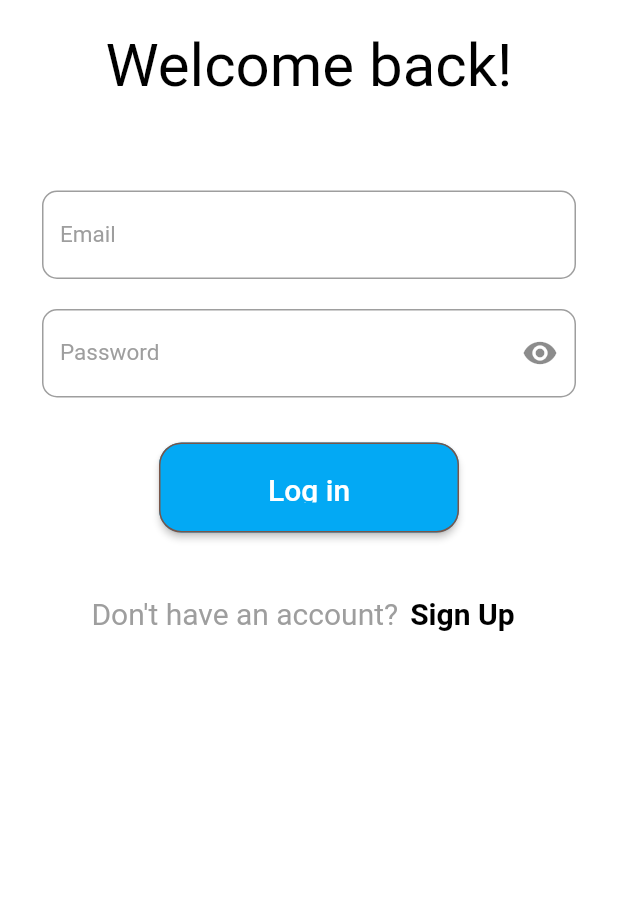
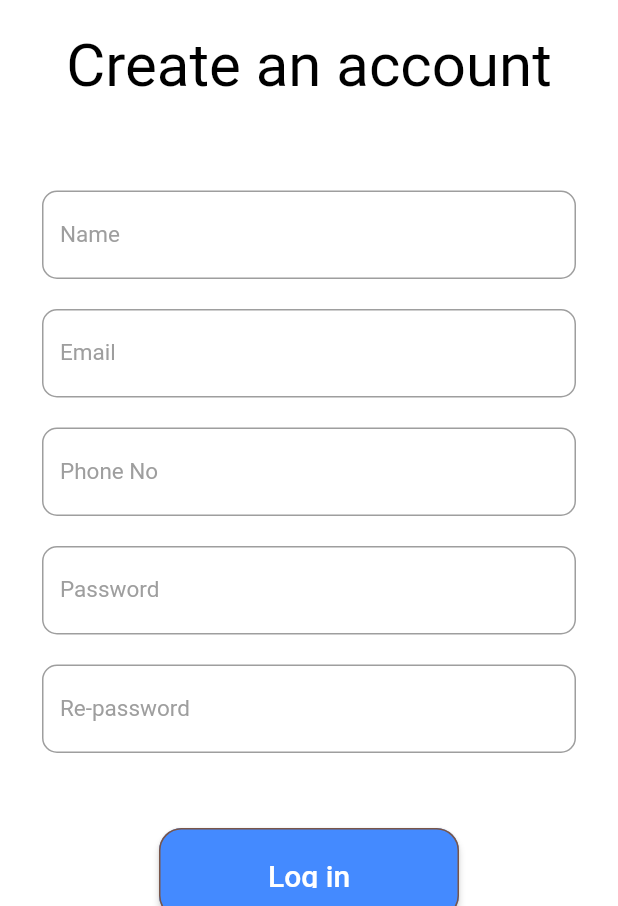
Before and after one commit to EftiarHKhan/my_protfolio, a Flutter app: the screen it shows after launch, after a tap on "Sign Up", on a phone screen of 412 x 824 dp, the part 330-1236 px from its top. Run offline on Flutter 3.47's test engine with Material 2 defaults, Android fonts, the phone set to English and light mode, and no system bars; our stand-ins replace get.

Commit message:
add signup page

```diff
--- a/lib/pages/login_page.dart
+++ b/lib/pages/login_page.dart
@@ -1,4 +1,6 @@
 import 'package:flutter/material.dart';
+import 'package:get/get.dart';
+import 'package:my_protfolio/pages/signup_page.dart';
 
 class LoginPage extends StatefulWidget {
   const LoginPage({Key? key}) : super(key: key);
@@ -132,9 +134,7 @@ class _LoginPageState extends State<LoginPage> {
                             ),
                           ),
                           TextButton(
-                              onPressed: (){
-
-                              },
+                              onPressed: () => Get.to(()=>const SignupPage()),
                               child: const Text(
                             "Sign Up",
                             style: TextStyle(
--- a/lib/pages/signup_page.dart
+++ b/lib/pages/signup_page.dart
@@ -0,0 +1,189 @@
+import 'package:flutter/material.dart';
+import 'package:get/get.dart';
+import 'package:my_protfolio/pages/login_page.dart';
+
+class SignupPage extends StatefulWidget {
+  const SignupPage({Key? key}) : super(key: key);
+
+  @override
+  State<SignupPage> createState() => _SignupPageState();
+}
+
+class _SignupPageState extends State<SignupPage> {
+  @override
+  Widget build(BuildContext context) {
+    return Scaffold(
+      backgroundColor: Colors.white,
+      body: SingleChildScrollView(
+        child: SafeArea(
+          child: Padding(
+            padding: const EdgeInsets.all(20.0),
+            child: Column(
+              children: [
+                Image.asset("images/Logo.png"),
+                const SizedBox(
+                  height: 20,
+                ),
+                const Text(
+                  "Create an account",
+                  style: TextStyle(
+                    color: Colors.black,
+                    fontSize: 40,
+                  ),
+                ),
+                const SizedBox(
+                  height: 30,
+                ),
+                Padding(
+                  padding: const EdgeInsets.only(top: 30, right: 8, left: 8),
+                  child: Column(
+                    children: [
+                      TextField(
+                        decoration: InputDecoration(
+                          labelText: 'Name',
+                          labelStyle: const TextStyle(
+                            color: Colors.grey,
+                            fontSize: 15.0,
+                          ),
+                          border: OutlineInputBorder(
+                            borderRadius: BorderRadius.circular(10.0),
+                            borderSide:
+                            const BorderSide(width: 3, color: Colors.black),
+                          ),
+                        ),
+                      ),
+                      const SizedBox(
+                        height: 20,
+                      ),
+                      TextField(
+                        decoration: InputDecoration(
+                          labelText: 'Email',
+                          labelStyle: const TextStyle(
+                            color: Colors.grey,
+                            fontSize: 15.0,
+                          ),
+                          border: OutlineInputBorder(
+                            borderRadius: BorderRadius.circular(10.0),
+                            borderSide:
+                            const BorderSide(width: 3, color: Colors.black),
+                          ),
+                        ),
+                      ),
+                      const SizedBox(
+                        height: 20,
+                      ),
+                      TextField(
+                        decoration: InputDecoration(
+                          labelText: 'Phone No',
+                          labelStyle: const TextStyle(
+                            color: Colors.grey,
+                            fontSize: 15.0,
+                          ),
+                          border: OutlineInputBorder(
+                            borderRadius: BorderRadius.circular(10.0),
+                            borderSide:
+                            const BorderSide(width: 3, color: Colors.black),
+                          ),
+                        ),
+                      ),
+                      const SizedBox(
+                        height: 20,
+                      ),
+                      TextField(
+                        decoration: InputDecoration(
+                          labelText: 'Password',
+                          labelStyle: const TextStyle(
+                            color: Colors.grey,
+                            fontSize: 15.0,
+                          ),
+                          border: OutlineInputBorder(
+                            borderRadius: BorderRadius.circular(10.0),
+                            borderSide:
+                            const BorderSide(width: 3, color: Colors.black),
+                          ),
+                        ),
+                      ),
+                      const SizedBox(
+                        height: 20,
+                      ),
+                      TextField(
+                        decoration: InputDecoration(
+                          labelText: 'Re-password',
+                          labelStyle: const TextStyle(
+                            color: Colors.grey,
+                            fontSize: 15.0,
+                          ),
+                          border: OutlineInputBorder(
+                            borderRadius: BorderRadius.circular(10.0),
+                            borderSide:
+                            const BorderSide(width: 3, color: Colors.black),
+                          ),
+                        ),
+                      ),
+                      const SizedBox(
+                        height: 20,
+                      ),
+
+                      const SizedBox(
+                        height: 30.0,
+                      ),
+                      SizedBox(
+                        height: 60,
+                        width: 200,
+                        child: ElevatedButton(
+                            onPressed: () {},
+                            style: ElevatedButton.styleFrom(
+                                backgroundColor: Colors.blueAccent,
+                                side: const BorderSide(
+                                  //width: 3,
+                                    color: Colors.brown), //border width and color
+                                //elevation: 3, //elevation of button
+                                shape: RoundedRectangleBorder( //to set border radius to button
+                                    borderRadius: BorderRadius.circular(15.0)
+                                ),
+                                padding: const EdgeInsets.all(
+                                    20) //content padding inside button
+                            ),
+                            child: const Text(
+                              "Log in",
+                              style: TextStyle(
+                                color: Colors.white,
+                                fontSize: 20.0,
+                              ),
+                            )),
+                      ),
+                      const SizedBox(height: 30.0,),
+
+                      Row(
+                        mainAxisAlignment: MainAxisAlignment.center,
+                        children: [
+                          const Text(
+                            "Already have an account?",
+                            style: TextStyle(
+                              color: Colors.grey,
+                              fontSize: 20.0,
+                            ),
+                          ),
+                          TextButton(
+                              onPressed: () => Get.to(()=> const LoginPage()),
+                              child: const Text(
+                                "Login",
+                                style: TextStyle(
+                                  color: Colors.black,
+                                  fontSize: 20.0,
+                                  fontWeight: FontWeight.bold,
+                                ),
+                              ))
+                        ],
+                      )
+                    ],
+                  ),
+                ),
+              ],
+            ),
+          ),
+        ),
+      ),
+    );
+  }
+}
```
